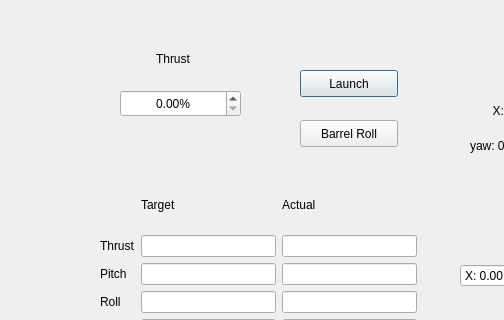
Before: the Qt Designer form tabs/copterTab.ui in Zackory/CopterLab, drawn with Qt 5; both pictures show x 0 to 504 and y 0 to 320 of the 764 by 409 pixel window.
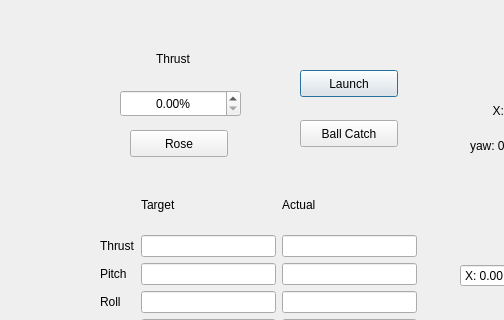
After: the same form once the commit is applied.

Commit message: PID updates with a beginning for ball catching.

What changed in the file:
```diff
--- a/tabs/copterTab.ui
+++ b/tabs/copterTab.ui
@@ -332,7 +332,20 @@
     </rect>
    </property>
    <property name="text">
-    <string>Barrel Roll</string>
+    <string>Ball Catch</string>
+   </property>
+  </widget>
+  <widget class="QPushButton" name="rose">
+   <property name="geometry">
+    <rect>
+     <x>130</x>
+     <y>130</y>
+     <width>98</width>
+     <height>27</height>
+    </rect>
+   </property>
+   <property name="text">
+    <string>Rose</string>
    </property>
   </widget>
  </widget>
```
Left out of the diff: 2 changed lines with no effect on the pictures. The commit also changes 2 other files.
